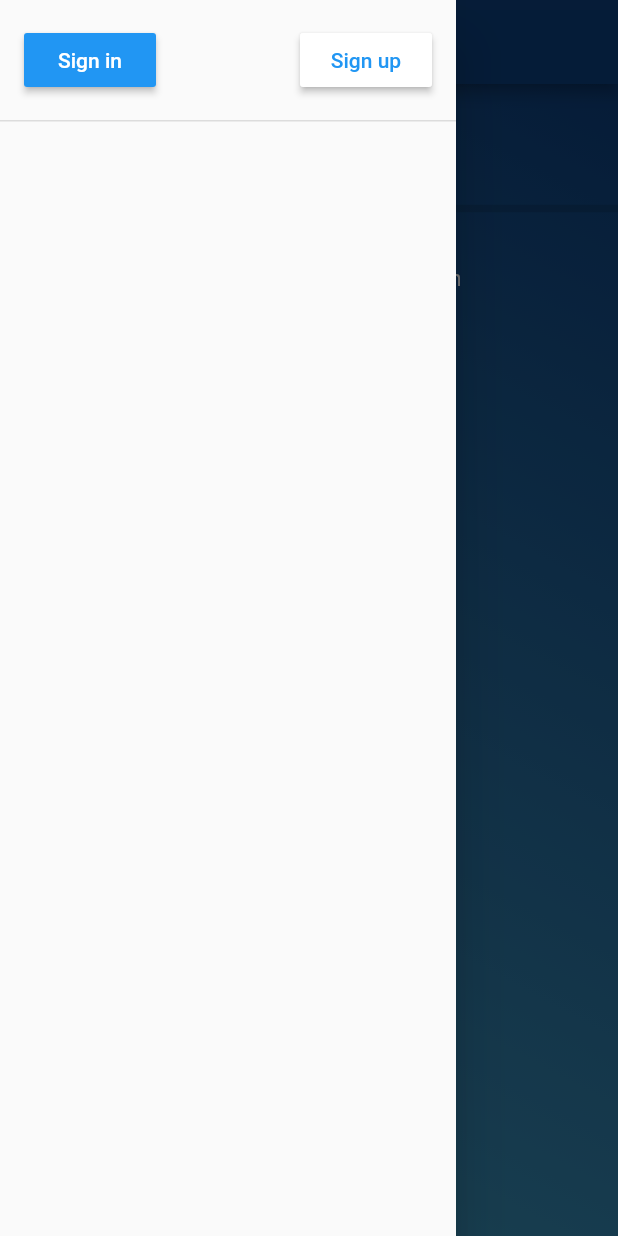
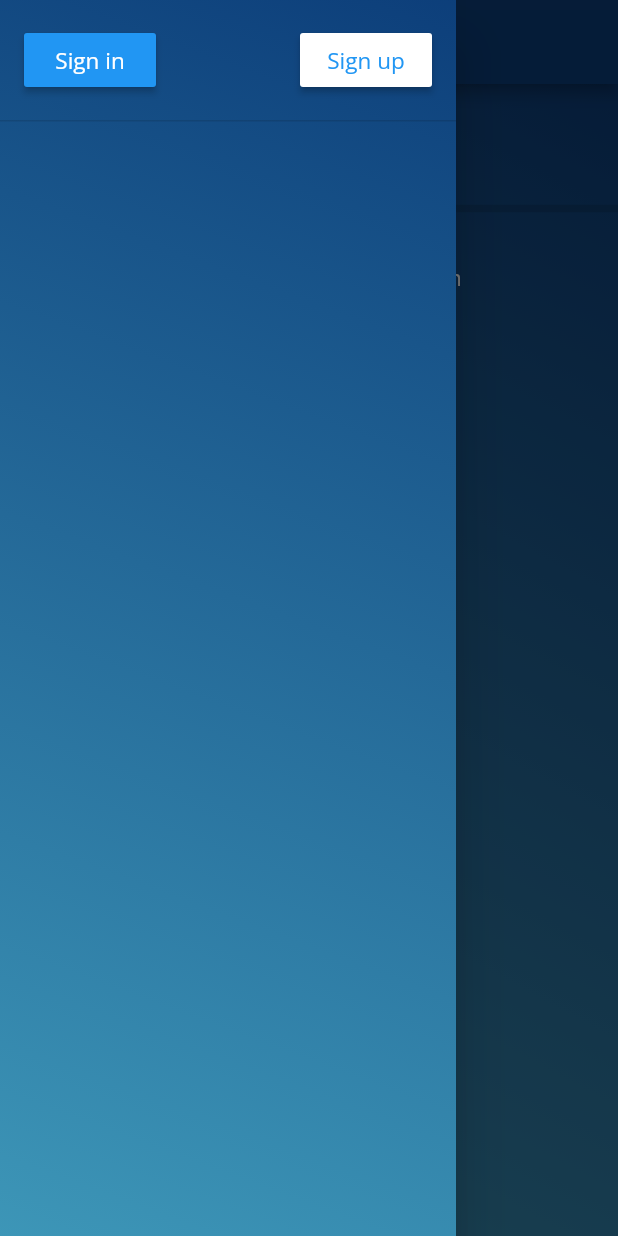
Before and after one commit to LisGein/LinguaShelf_mobile, a Flutter app: the screen it shows after launch, with the side drawer open, on a phone screen of 412 x 824 dp. Run offline on Flutter 3.47's test engine with Material 2 defaults, Android fonts, the phone set to English and light mode, and no system bars; our stand-ins replace cloud_firestore, firebase_auth, firebase_core, google_fonts; accounts and stored records are empty.

```diff
--- a/lib/auth/loginwidget.dart
+++ b/lib/auth/loginwidget.dart
@@ -22,6 +22,7 @@ class LoginWidget extends StatelessWidget {
                 cancelRegistration: appState.cancelRegistration,
                 registerAccount: appState.registerAccount,
                 signOut: appState.signOut,
+                getUserName: appState.getUserName,
               );
             }
         )
--- a/lib/main.dart
+++ b/lib/main.dart
@@ -6,6 +6,7 @@ import 'auth/loginpage.dart';
 import 'page/chatpage.dart';
 import 'page/loadingpage.dart';
 import 'topic.dart';
+import 'page/accountpage.dart';
 import 'page/topicchooserpage.dart';
 import 'page/unknownpage.dart';
 
@@ -32,6 +33,10 @@ class MainWidget extends StatelessWidget {
         if (uri.pathSegments.first == 'login') {
           return MaterialPageRoute(
               builder: (context) => const LoginPage(), settings: settings);
+        }
+        if (uri.pathSegments.first == 'account') {
+          return MaterialPageRoute(
+              builder: (context) => AccountPage(), settings: settings);
         }
 
         if (uri.pathSegments.length == 2 && uri.pathSegments.first == 'topic') {
--- /dev/null
+++ b/lib/page/accountpage.dart
@@ -0,0 +1,24 @@
+import 'package:flutter/material.dart';
+import 'package:flutter/src/foundation/key.dart';
+import 'package:flutter/src/widgets/framework.dart';
+
+import 'package:provider/provider.dart';
+
+import '../applicationstate.dart';
+import '../widgets/accountwidget.dart';
+import '/page/basepage.dart';
+
+// ignore: must_be_immutable
+class AccountPage extends BasePage {
+  AccountPage({Key? key}) : super(key: key);
+
+  var name = TextEditingController();
+
+  @override
+  Widget buildBody(BuildContext context) {
+    return Consumer<ApplicationState>(builder: (context, appState, _) {
+      name.text = appState.getUserName();
+      return AccountWidget(appState.getUserName(), signOut: appState.signOut);
+    });
+  }
+}
--- a/lib/thema.dart
+++ b/lib/thema.dart
@@ -19,4 +19,6 @@ class Thema {
 
   static const Color buttonInvertedColor = Colors.white;
   static const Color buttonInvertedTextColor = Colors.blue;
+
+  static const Color appTextColor = Color.fromARGB(255, 246, 246, 246);
 }
--- /dev/null
+++ b/lib/widgets/leftdrawer.dart
@@ -0,0 +1,103 @@
+import 'package:flutter/material.dart';
+import 'package:provider/provider.dart';
+
+import '../applicationstate.dart';
+import '../auth/authwidget.dart';
+import '../thema.dart';
+import '/widgets/styledtext.dart';
+
+class LeftDrawer extends StatelessWidget {
+  LeftDrawer({Key? key}) : super(key: key);
+
+  List<Widget> _buildGuestContent(BuildContext context) {
+    return [
+      Padding(
+        padding: const EdgeInsets.all(16.0),
+        child: Row(
+          mainAxisAlignment: MainAxisAlignment.spaceBetween,
+          children: [
+            MaterialButton(
+              onPressed: () async {
+                Navigator.pushNamed(context, "/login/");
+              },
+              child: StyledText.color('Sign in', Thema.buttonTextColor),
+              color: Thema.buttonColor,
+              textColor: Thema.buttonTextColor,
+            ),
+            MaterialButton(
+              onPressed: () async {
+                Navigator.pushNamed(context, "/login/");
+              },
+              child: StyledText.color('Sign up', Thema.buttonInvertedTextColor),
+              color: Thema.buttonInvertedColor,
+              textColor: Thema.buttonInvertedTextColor,
+            )
+          ],
+        ),
+      ),
+      const Divider(
+        height: 1,
+        thickness: 1,
+      )
+    ];
+  }
+
+  List<Widget> _buildUserContent(
+      BuildContext context, ApplicationState appState) {
+    return [
+      Center(
+        child: Padding(
+          padding: const EdgeInsets.all(16.0),
+          child: Row(
+            mainAxisAlignment: MainAxisAlignment.spaceBetween,
+            children: [
+              StyledText("Hi, " + appState.getUserName() + "!"),
+              MaterialButton(
+                onPressed: () async {
+                  appState.signOut();
+                },
+                child: StyledText.color('Sign out', Thema.buttonInvertedTextColor),
+                color: Thema.buttonInvertedColor,
+                textColor: Thema.buttonInvertedTextColor,
+              ),
+            ],
+          ),
+        ),
+      ),
+      const Divider(
+        height: 1,
+        thickness: 1,
+      ),
+      ListTile(
+        title: StyledText('My account'),
+        onTap: () {
+          Navigator.pushNamed(context, "/account/");
+        },
+      )
+    ];
+  }
+
+  List<Widget> _buildContent(BuildContext context, ApplicationState appState) {
+    if (appState.loginState != ApplicationLoginState.loggedIn) {
+      return _buildGuestContent(context);
+    }
+    return _buildUserContent(context, appState);
+  }
+
+  @override
+  Widget build(BuildContext context) {
+    return Consumer<ApplicationState>(
+        builder: (context, appState, _) => Drawer(
+                child: Container(
+                    decoration: const BoxDecoration(
+                        gradient: LinearGradient(
+                          begin: Alignment.topRight,
+                          end: Alignment.bottomLeft,
+                          colors: [
+                            Thema.topBaseColor,
+                            Thema.bottomBaseColor,
+                          ],
+                        )),
+                    child: ListView(children: _buildContent(context, appState)))));
+  }
+}
--- a/lib/widgets/styledtext.dart
+++ b/lib/widgets/styledtext.dart
@@ -2,18 +2,22 @@ import 'package:flutter/material.dart';
 
 import '../pair.dart';
 import '../styles.dart';
+import '../thema.dart';
 
 
 // ignore: must_be_immutable
 class StyledText extends StatelessWidget {
   StyledText(this.text, {Key? key, this.style}) : super(key: key);
+  StyledText.color(this.text, Color color, {Key? key}) : super(key: key) {
+    style = Styles.getTextStyle(color: color);
+  }
 
   final String text;
   TextStyle? style;
 
   @override
   Widget build(BuildContext context) {
-    style ??= Styles.getTextStyle();
+    style ??= Styles.getTextStyle(color: Thema.appTextColor);
     return Text(text, style: style);
   }
 
```
Also changed, not shown: lib/applicationstate.dart (+8 -0 lines), lib/auth/authwidget.dart (+5 -14 lines), lib/page/basepage.dart (+7 -64 lines), lib/widgets/accountwidget.dart (added, +31 -0 lines).
